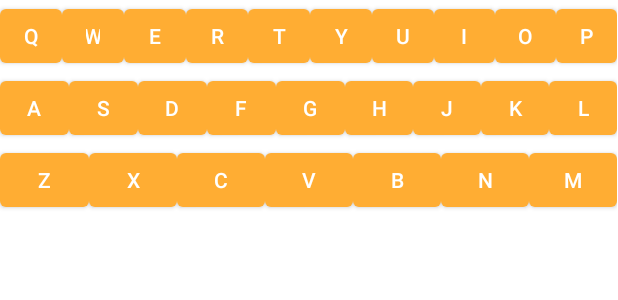
After one commit to ruffle-rs/ruffle-android, an Android app: the layout keyboard.xml on its own in the app's theme, with its tools: preview values and no code run, on a phone screen of 412 x 824 dp. The commit adds this screen. Shown: the top 300 px of the screen. Run offline under Robolectric (Android 15) with nearby library versions, the phone set to English and light mode, and no system bars.

Commit message:
Switch to GameActivity (with the winit fork) and add a keyboard!

```diff
--- a/app/ruffle/src/main/java/rs/ruffle/FullscreenNativeActivity.java
+++ b/app/ruffle/src/main/java/rs/ruffle/FullscreenNativeActivity.java
@@ -1,23 +1,104 @@
 package rs.ruffle;
 
-import android.app.NativeActivity;
+
+import com.google.androidgamesdk.GameActivity;
+
 import android.os.Bundle;
+import android.view.LayoutInflater;
 import android.view.Window;
 import android.view.WindowManager;
 
-public class FullscreenNativeActivity extends NativeActivity {
 
+import androidx.core.view.ViewCompat;
+import androidx.core.view.WindowCompat;
+import androidx.core.view.WindowInsetsCompat;
+import androidx.core.view.WindowInsetsControllerCompat;
+
+import android.content.pm.PackageManager;
+import android.os.Build.VERSION;
+import android.os.Build.VERSION_CODES;
+import android.view.View;
+import android.widget.LinearLayout;
+
+public class FullscreenNativeActivity extends GameActivity {
+
+    static {
+        // load the native activity
+        System.loadLibrary("ruffle_android");
+    }
     protected static byte[] SWF_BYTES;
 
     protected byte[] getSwfBytes() {
         return SWF_BYTES;
     }
 
+
+    @Override
+    protected void onCreateSurfaceView() {
+        this.mSurfaceView = new GameActivity.InputEnabledSurfaceView(this);
+
+        LinearLayout linearLayout = new LinearLayout(this);
+    linearLayout.setOrientation(LinearLayout.VERTICAL);
+    linearLayout.setLayoutDirection(LinearLayout.LAYOUT_DIRECTION_LTR);
+        this.contentViewId = ViewCompat.generateViewId();
+        linearLayout.setId(this.contentViewId);
+        linearLayout.addView(this.mSurfaceView);
+
+        mSurfaceView.getHolder().setFixedSize(800, 1000);
+
+        LayoutInflater inflater = (LayoutInflater) getSystemService(LAYOUT_INFLATER_SERVICE);
+        View v = inflater.inflate(R.layout.keyboard, null);
+
+        linearLayout.addView(v);
+
+        this.setContentView(linearLayout);
+
+        linearLayout.requestFocus();
+        this.mSurfaceView.getHolder().addCallback(this);
+        ViewCompat.setOnApplyWindowInsetsListener(this.mSurfaceView, this);
+    }
+
+    private void hideSystemUI() {
+        // This will put the game behind any cutouts and waterfalls on devices which have
+        // them, so the corresponding insets will be non-zero.
+        if (VERSION.SDK_INT >= VERSION_CODES.P) {
+            getWindow().getAttributes().layoutInDisplayCutoutMode
+                    = WindowManager.LayoutParams.LAYOUT_IN_DISPLAY_CUTOUT_MODE_ALWAYS;
+        }
+        // From API 30 onwards, this is the recommended way to hide the system UI, rather than
+        // using View.setSystemUiVisibility.
+        View decorView = getWindow().getDecorView();
+        WindowInsetsControllerCompat controller = new WindowInsetsControllerCompat(getWindow(),
+                decorView);
+        controller.hide(WindowInsetsCompat.Type.systemBars());
+        controller.hide(WindowInsetsCompat.Type.displayCutout());
+        controller.setSystemBarsBehavior(
+                WindowInsetsControllerCompat.BEHAVIOR_SHOW_TRANSIENT_BARS_BY_SWIPE);
+
+
+    }
+
     @Override
     protected void onCreate(Bundle savedInstanceState) {
+        // When true, the app will fit inside any system UI windows.
+        // When false, we render behind any system UI windows.
+        WindowCompat.setDecorFitsSystemWindows(getWindow(), false);
+        hideSystemUI();
+        // You can set IME fields here or in native code using GameActivity_setImeEditorInfoFields.
+        // We set the fields in native_engine.cpp.
+        // super.setImeEditorInfoFields(InputType.TYPE_CLASS_TEXT,
+        //     IME_ACTION_NONE, IME_FLAG_NO_FULLSCREEN );
         requestNoStatusBarFeature();
         super.onCreate(savedInstanceState);
     }
+
+    public boolean isGooglePlayGames() {
+        PackageManager pm = getPackageManager();
+        return pm.hasSystemFeature("com.google.android.play.feature.HPE_EXPERIENCE");
+    }
+
+
+
     private void requestNoStatusBarFeature() {
         //Hiding the status bar this way makes it see through when pulled down
         requestWindowFeature(Window.FEATURE_NO_TITLE);
--- a/app/ruffle/src/main/java/rs/ruffle/MainActivity.java
+++ b/app/ruffle/src/main/java/rs/ruffle/MainActivity.java
@@ -24,10 +24,6 @@ import java.net.URL;
 
 public class MainActivity extends AppCompatActivity {
 
-    static {
-        // load the native activity
-        System.loadLibrary("ruffle_android");
-    }
 
     protected void startFromContentUri(Uri uri) {
 
--- /dev/null
+++ b/app/ruffle/src/main/res/layout/keyboard.xml
@@ -0,0 +1,222 @@
+<?xml version="1.0" encoding="utf-8"?>
+<androidx.constraintlayout.widget.ConstraintLayout xmlns:android="http://schemas.android.com/apk/res/android"
+    xmlns:app="http://schemas.android.com/apk/res-auto"
+    xmlns:tools="http://schemas.android.com/tools"
+    android:layout_width="wrap_content"
+    android:layout_height="match_parent"
+    android:minWidth="100px"
+    android:minHeight="50px">
+
+    <FrameLayout
+        android:layout_width="match_parent"
+        android:layout_height="match_parent">
+
+        <LinearLayout
+            android:layout_width="411dp"
+            android:layout_height="144dp"
+            android:orientation="vertical"
+            app:layout_constrainedHeight="true">
+
+            <LinearLayout
+                android:layout_width="match_parent"
+                android:layout_height="wrap_content"
+                android:orientation="horizontal">
+
+                <Button
+                    android:id="@+id/button7"
+                    android:layout_width="wrap_content"
+                    android:layout_height="wrap_content"
+                    android:layout_weight="1"
+                    android:text="Q" />
+
+                <Button
+                    android:id="@+id/button6"
+                    android:layout_width="wrap_content"
+                    android:layout_height="wrap_content"
+                    android:layout_weight="1"
+                    android:text="W" />
+
+                <Button
+                    android:id="@+id/button5"
+                    android:layout_width="wrap_content"
+                    android:layout_height="wrap_content"
+                    android:layout_weight="1"
+                    android:text="E" />
+
+                <Button
+                    android:id="@+id/button4"
+                    android:layout_width="wrap_content"
+                    android:layout_height="wrap_content"
+                    android:layout_weight="1"
+                    android:text="R" />
+
+                <Button
+                    android:id="@+id/button2"
+                    android:layout_width="wrap_content"
+                    android:layout_height="wrap_content"
+                    android:layout_weight="1"
+                    android:text="T" />
+
+                <Button
+                    android:id="@+id/button12"
+                    android:layout_width="wrap_content"
+                    android:layout_height="wrap_content"
+                    android:layout_weight="1"
+                    android:text="Y" />
+
+                <Button
+                    android:id="@+id/button13"
+                    android:layout_width="wrap_content"
+                    android:layout_height="wrap_content"
+                    android:layout_weight="1"
+                    android:text="U" />
+
+                <Button
+                    android:id="@+id/button14"
+                    android:layout_width="wrap_content"
+                    android:layout_height="wrap_content"
+                    android:layout_weight="1"
+                    android:text="I" />
+
+                <Button
+                    android:id="@+id/button15"
+                    android:layout_width="wrap_content"
+                    android:layout_height="wrap_content"
+                    android:layout_weight="1"
+                    android:text="O" />
+
+                <Button
+                    android:id="@+id/button16"
+                    android:layout_width="wrap_content"
+                    android:layout_height="wrap_content"
+                    android:layout_weight="1"
+                    android:text="P" />
+            </LinearLayout>
+
+            <LinearLayout
+                android:layout_width="match_parent"
+                android:layout_height="wrap_content"
+                android:orientation="horizontal">
+
+                <Button
+                    android:id="@+id/button9"
+                    android:layout_width="wrap_content"
+                    android:layout_height="wrap_content"
+                    android:layout_weight="1"
+                    android:text="A" />
+
+                <Button
+                    android:id="@+id/button8"
+                    android:layout_width="wrap_content"
+                    android:layout_height="wrap_content"
+                    android:layout_weight="1"
+                    android:text="S" />
+
+                <Button
+                    android:id="@+id/button11"
+                    android:layout_width="wrap_content"
+                    android:layout_height="wrap_content"
+                    android:layout_weight="1"
+                    android:text="D" />
+
+                <Button
+                    android:id="@+id/button17"
+                    android:layout_width="wrap_content"
+                    android:layout_height="wrap_content"
+                    android:layout_weight="1"
+                    android:text="F" />
+
+                <Button
+                    android:id="@+id/button18"
+                    android:layout_width="wrap_content"
+                    android:layout_height="wrap_content"
+                    android:layout_weight="1"
+                    android:text="G" />
+
+                <Button
+                    android:id="@+id/button19"
+                    android:layout_width="wrap_content"
+                    android:layout_height="wrap_content"
+                    android:layout_weight="1"
+                    android:text="H" />
+
+                <Button
+                    android:id="@+id/button20"
+                    android:layout_width="wrap_content"
+                    android:layout_height="wrap_content"
+                    android:layout_weight="1"
+                    android:text="J" />
+
+                <Button
+                    android:id="@+id/button21"
+                    android:layout_width="wrap_content"
+                    android:layout_height="wrap_content"
+                    android:layout_weight="1"
+                    android:text="K" />
+
+                <Button
+                    android:id="@+id/button22"
+                    android:layout_width="wrap_content"
+                    android:layout_height="wrap_content"
+                    android:layout_weight="1"
+                    android:text="L" />
+            </LinearLayout>
+
+            <LinearLayout
+                android:layout_width="match_parent"
+                android:layout_height="wrap_content"
+                android:orientation="horizontal">
+
+                <Button
+                    android:id="@+id/button10"
+                    android:layout_width="wrap_content"
+                    android:layout_height="wrap_content"
+                    android:layout_weight="1"
+                    android:text="Z" />
+
+                <Button
+                    android:id="@+id/button23"
+                    android:layout_width="wrap_content"
+                    android:layout_height="wrap_content"
+                    android:layout_weight="1"
+                    android:text="X" />
+
+                <Button
+                    android:id="@+id/button24"
+                    android:layout_width="wrap_content"
+                    android:layout_height="wrap_content"
+                    android:layout_weight="1"
+                    android:text="C" />
+
+                <Button
+                    android:id="@+id/button25"
+                    android:layout_width="wrap_content"
+                    android:layout_height="wrap_content"
+                    android:layout_weight="1"
+                    android:text="V" />
+
+                <Button
+                    android:id="@+id/button26"
+                    android:layout_width="wrap_content"
+                    android:layout_height="wrap_content"
+                    android:layout_weight="1"
+                    android:text="B" />
+
+                <Button
+                    android:id="@+id/button27"
+                    android:layout_width="wrap_content"
+                    android:layout_height="wrap_content"
+                    android:layout_weight="1"
+                    android:text="N" />
+
+                <Button
+                    android:id="@+id/button28"
+                    android:layout_width="wrap_content"
+                    android:layout_height="wrap_content"
+                    android:layout_weight="1"
+                    android:text="M" />
+            </LinearLayout>
+        </LinearLayout>
+    </FrameLayout>
+
+</androidx.constraintlayout.widget.ConstraintLayout>
```
Also changed, not shown: app/ruffle/build.gradle (+21 -0 lines), 3 other files.
